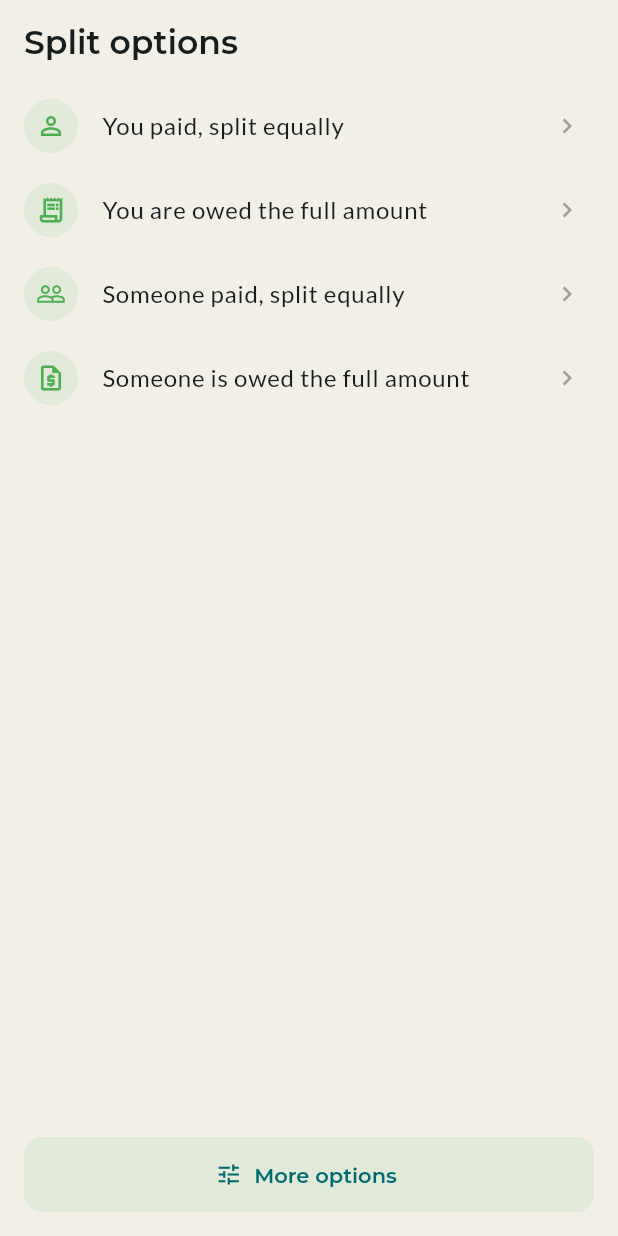
After one commit to Halooid/splix-mobile, a Flutter app: the SplitOptionsPage screen opened by its route, on a phone screen of 412 x 824 dp. The commit adds this screen. Run offline on Flutter 3.47's test engine with Material 3 defaults, Android fonts, the phone set to English and light mode, and no system bars; our stand-ins replace fl_chart, flutter_bloc, get_it, go_router, google_fonts, lottie; missing offline and left inert: auth, core; statements that could not run were skipped; project files that could hold a hidden picture were left out.

Commit message:
feat: add SplitOptionsPage to customize expense splitting logic and integrate into AddExpensePage

```diff
--- a/lib/core/router.dart
+++ b/lib/core/router.dart
@@ -8,6 +8,7 @@ import '../../features/friends/pages/friends_page.dart';
 import '../../features/groups/pages/groups_page.dart';
 import '../../features/expense/pages/add_expense_page.dart';
 import '../../features/expense/pages/who_paid_page.dart';
+import '../../features/expense/pages/split_options_page.dart';
 import '../../features/dashboard/widgets/scaffold_with_navbar.dart';
 
 final GlobalKey<NavigatorState> _rootNavigatorKey = GlobalKey<NavigatorState>();
@@ -76,5 +77,13 @@ final router = GoRouter(
         return WhoPaidPage(currencyCode: currencyCode);
       },
     ),
+    GoRoute(
+      path: '/split-options',
+      parentNavigatorKey: _rootNavigatorKey,
+      builder: (context, state) {
+        final personName = state.extra as String? ?? 'Someone';
+        return SplitOptionsPage(personName: personName);
+      },
+    ),
   ],
 );
--- /dev/null
+++ b/lib/features/expense/pages/split_options_page.dart
@@ -0,0 +1,91 @@
+import 'package:flutter/material.dart';
+
+class SplitOptionsPage extends StatelessWidget {
+  final String personName;
+
+  const SplitOptionsPage({
+    super.key,
+    required this.personName,
+  });
+
+  @override
+  Widget build(BuildContext context) {
+    return Scaffold(
+      appBar: AppBar(
+        title: const Text('Split options'),
+      ),
+      body: Column(
+        children: [
+          Expanded(
+            child: ListView(
+              children: [
+                _buildOption(
+                  context,
+                  icon: Icons.person_outline,
+                  title: 'You paid, split equally',
+                  onTap: () => Navigator.pop(context, 'You paid, split equally'),
+                ),
+                _buildOption(
+                  context,
+                  icon: Icons.receipt_long_outlined,
+                  title: 'You are owed the full amount',
+                  onTap: () => Navigator.pop(context, 'You are owed the full amount'),
+                ),
+                _buildOption(
+                  context,
+                  icon: Icons.people_outline,
+                  title: '$personName paid, split equally',
+                  onTap: () => Navigator.pop(context, '$personName paid, split equally'),
+                ),
+                _buildOption(
+                  context,
+                  icon: Icons.request_quote_outlined,
+                  title: '$personName is owed the full amount',
+                  onTap: () => Navigator.pop(context, '$personName is owed the full amount'),
+                ),
+              ],
+            ),
+          ),
+          Padding(
+            padding: const EdgeInsets.all(16.0),
+            child: TextButton.icon(
+              onPressed: () {
+                // TODO: context.push('/adjust-split');
+              },
+              icon: const Icon(Icons.tune),
+              label: const Text('More options'),
+              style: TextButton.styleFrom(
+                minimumSize: const Size.fromHeight(50),
+                backgroundColor: Colors.green.withValues(alpha: 0.1),
+                shape: RoundedRectangleBorder(
+                  borderRadius: BorderRadius.circular(12),
+                ),
+              ),
+            ),
+          ),
+        ],
+      ),
+    );
+  }
+
+  Widget _buildOption(
+    BuildContext context, {
+    required IconData icon,
+    required String title,
+    required VoidCallback onTap,
+  }) {
+    return ListTile(
+      leading: Container(
+        padding: const EdgeInsets.all(8),
+        decoration: BoxDecoration(
+          color: Colors.green.withValues(alpha: 0.1),
+          shape: BoxShape.circle,
+        ),
+        child: Icon(icon, color: Colors.green, size: 20),
+      ),
+      title: Text(title),
+      trailing: const Icon(Icons.chevron_right, size: 20, color: Colors.grey),
+      onTap: onTap,
+    );
+  }
+}
```
Also changed, not shown: lib/features/expense/pages/add_expense_page.dart (+43 -2 lines).
